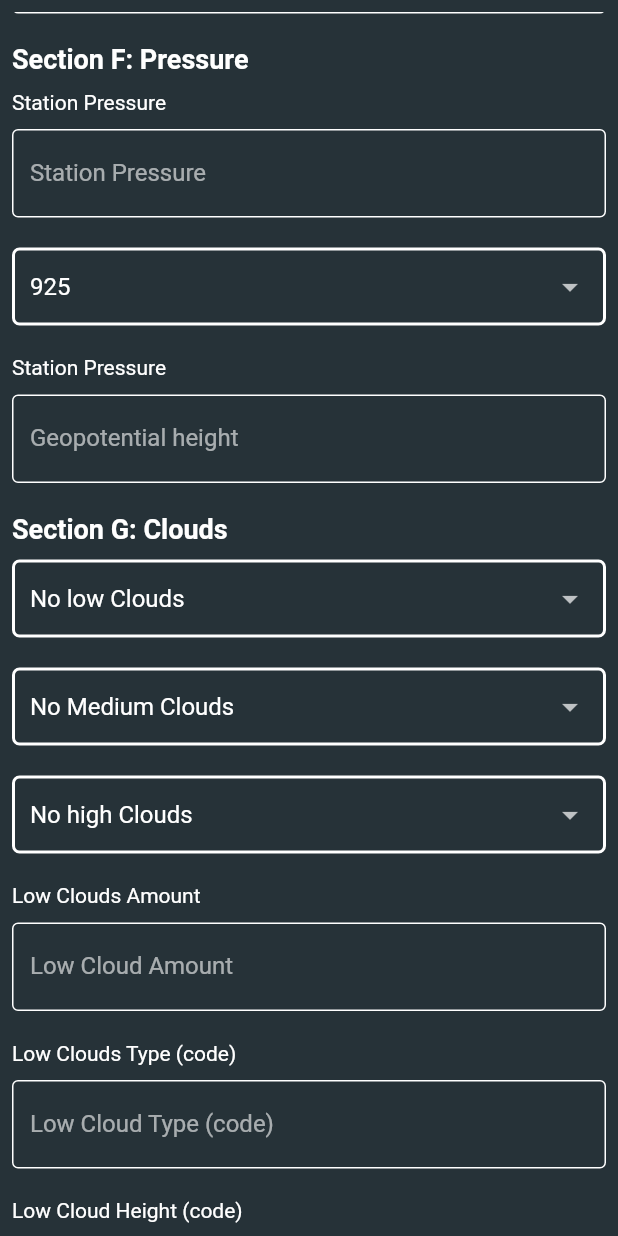
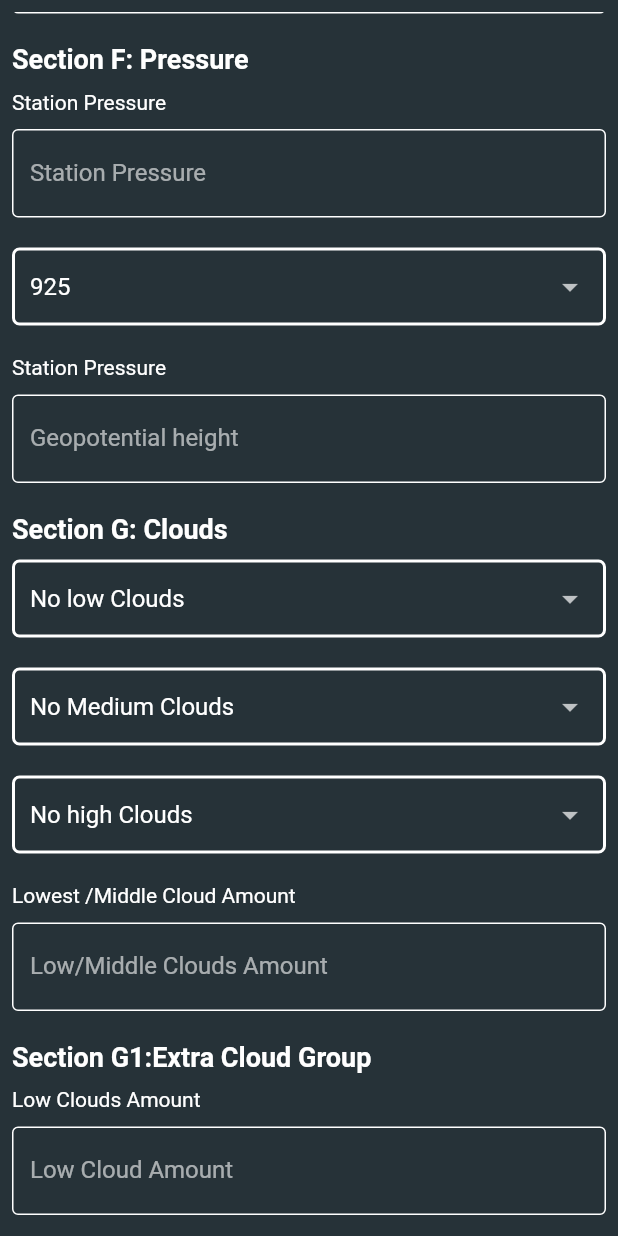
Before and after one commit to RodgerCodes/synopv2, a Flutter app: the AddMobile screen opened directly, scrolled down 1728 dp, on a phone screen of 412 x 824 dp. Run offline on Flutter 3.47's test engine with Material 2 defaults, Android fonts, the light colour scheme and no system bars; our stand-ins replace bloc, flutter_bloc, flutter_spinkit, shared_preferences; accounts and stored records are empty; statements that could not run were skipped.

Commit message:
chore: added lowest cloud amount

```diff
--- a/lib/data/data.dart
+++ b/lib/data/data.dart
@@ -4,6 +4,7 @@ import 'package:flutter/material.dart';
 final TextEditingController heightToLowestCloud = TextEditingController();
 final TextEditingController visibility = TextEditingController();
 final TextEditingController cloudAmount = TextEditingController();
+// final TextEditingController lowestCloudAmount = TextEditingController()
 final TextEditingController windDirection = TextEditingController();
 final TextEditingController windSpeed = TextEditingController();
 final TextEditingController drybulbTemp = TextEditingController();
--- a/lib/presentation/screens/regular/add_mobile_ul.dart
+++ b/lib/presentation/screens/regular/add_mobile_ul.dart
@@ -957,6 +957,64 @@ class _AddMobileState extends State<AddMobile> {
                   const SizedBox(
                     height: 20,
                   ),
+                  const Text(
+                    'Lowest /Middle Cloud Amount',
+                    style: TextStyle(color: Colors.white),
+                  ),
+                  const SizedBox(
+                    height: 10,
+                  ),
+                  TextFormField(
+                    controller: lowestCloudAmount,
+                    decoration: const InputDecoration(
+                      hintText: "Low/Middle Clouds Amount",
+                      labelText: "Low/Middle Clouds Amount",
+                      enabledBorder: OutlineInputBorder(
+                        borderSide: BorderSide(
+                          color: whiteColor,
+                          width: 1.0,
+                        ),
+                      ),
+                      focusedErrorBorder: OutlineInputBorder(
+                        borderSide: BorderSide(
+                          color: errorColor,
+                          width: 2,
+                        ),
+                      ),
+                      focusedBorder: OutlineInputBorder(
+                        borderSide: BorderSide(
+                          color: Colors.white,
+                          width: 1.0,
+                        ),
+                      ),
+                      errorBorder: OutlineInputBorder(
+                        borderSide: BorderSide(
+                          color: errorColor,
+                          width: 2,
+                        ),
+                      ),
+                    ),
+                  ),
+                  const SizedBox(
+                    height: 20,
+                  ),
+                  const Text(
+                    "Section G1:Extra Cloud Group",
+                    style: TextStyle(
+                      fontWeight: FontWeight.bold,
+                      fontSize: 18,
+                    ),
+                  ),
+                  const SizedBox(
+                    height: 10,
+                  ),
+
+
+
+
+
+
+
                   const Text(
                     'Low Clouds Amount',
                     style: TextStyle(color: Colors.white),
```
